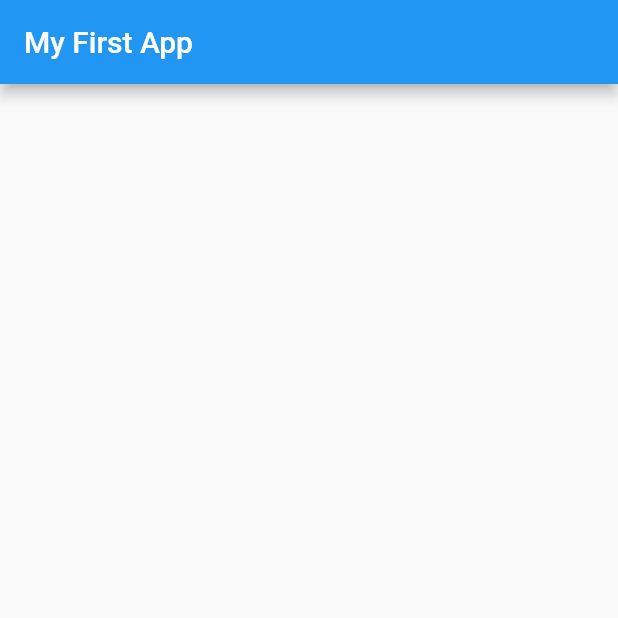
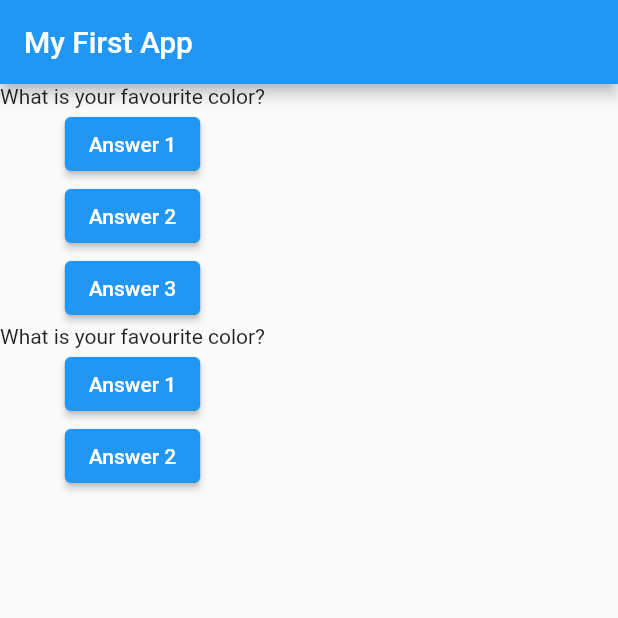
Before and after one commit to aashish22bansal/learn_flutter, a Flutter app: the screen it shows after launch, on a phone screen of 412 x 824 dp, the top half of it. Run offline on Flutter 3.47's test engine with Material 2 defaults, Android fonts, the phone set to English and light mode, and no system bars.

Commit message:
Columns Widget
Columns Widget

```diff
--- a/lib/main.dart
+++ b/lib/main.dart
@@ -5,14 +5,54 @@ void main() {
 }
 
 class MyApp extends StatelessWidget {
+  var questionIndex = 0;
+
+  void answerQuestion() {
+    questionIndex = questionIndex + 1;
+    print(questionIndex);
+  }
+
   @override
   Widget build(BuildContext context) {
+    var questions = [
+      'What is your favourite color?',
+      'What is your favourite animal?'
+    ];
     return MaterialApp(
       home: Scaffold(
         appBar: AppBar(
           title: Text("My First App"),
         ),
-        body: Column(children: <Widget>[], ),
+        body: Column(
+          children: <Widget>[
+            Text(
+              questions.elementAt(questionIndex),
+            ),
+            ElevatedButton(
+              child: Text('Answer 1'),
+              onPressed: answerQuestion,
+            ),
+            ElevatedButton(
+              child: Text('Answer 2'),
+              onPressed: answerQuestion,
+            ),
+            ElevatedButton(
+              child: Text('Answer 3'),
+              onPressed: answerQuestion,
+            ),
+            Text(
+              questions.elementAt(questionIndex),
+            ),
+            ElevatedButton(
+              child: Text('Answer 1'),
+              onPressed: answerQuestion,
+            ),
+            ElevatedButton(
+              child: Text('Answer 2'),
+              onPressed: answerQuestion,
+            ),
+          ],
+        ), // Render Widgets in a Column
       ),
     );
   }
```
